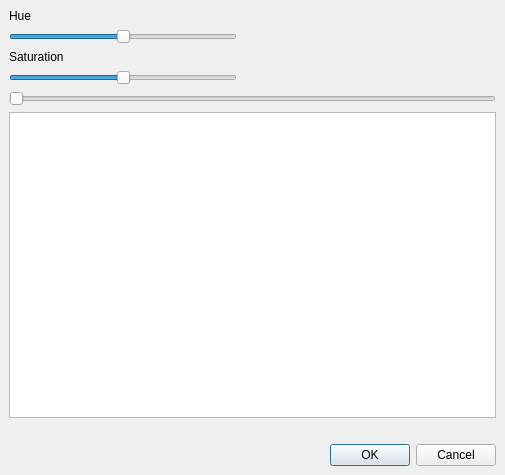
Above: utilities/sourcecode/avidemux2-master/avidemux_plugins/ADM_videoFilters6/hue/qt4/hue.ui from goanimate-archive-organization/wrapper-offIine before the change. Below: the same form after it.
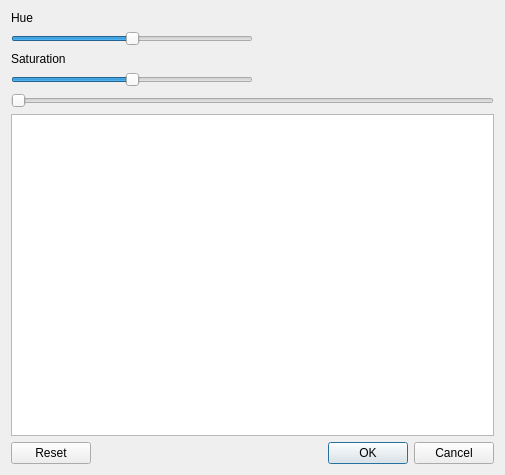
That is the form after the change. Custom widgets are drawn as their Qt base class.

```diff
--- a/utilities/sourcecode/avidemux2-master/avidemux_plugins/ADM_videoFilters6/hue/qt4/hue.ui
+++ b/utilities/sourcecode/avidemux2-master/avidemux_plugins/ADM_videoFilters6/hue/qt4/hue.ui
@@ -13,34 +13,14 @@
   <property name="windowTitle">
    <string>Hue</string>
   </property>
-  <layout class="QGridLayout">
-   <property name="leftMargin">
-    <number>9</number>
-   </property>
-   <property name="topMargin">
-    <number>9</number>
-   </property>
-   <property name="rightMargin">
-    <number>9</number>
-   </property>
-   <property name="bottomMargin">
-    <number>9</number>
-   </property>
+  <layout class="QVBoxLayout" name="mainLayout">
+   <item>
+    <layout class="QHBoxLayout" name="horizontalLayoutSliders">
+     <item>
+      <layout class="QVBoxLayout" name="controlPanel">
    <property name="spacing">
     <number>6</number>
    </property>
-   <item row="2" column="0" colspan="3">
-    <widget class="ADM_QSlider" name="horizontalSlider">
-     <property name="orientation">
-      <enum>Qt::Horizontal</enum>
-     </property>
-    </widget>
-   </item>
-   <item row="0" column="0">
-    <layout class="QVBoxLayout">
-     <property name="spacing">
-      <number>6</number>
-     </property>
      <property name="leftMargin">
       <number>0</number>
      </property>
@@ -54,14 +34,14 @@
       <number>0</number>
      </property>
      <item>
-      <widget class="QLabel" name="label_3">
+        <widget class="QLabel" name="labelHue">
        <property name="text">
         <string>Hue</string>
        </property>
       </widget>
      </item>
      <item>
-      <widget class="QSlider" name="horizontalSliderHue">
+        <widget class="ADM_SliderIndicator" name="horizontalSliderHue">
        <property name="minimum">
         <number>-90</number>
        </property>
@@ -74,14 +54,14 @@
       </widget>
      </item>
      <item>
-      <widget class="QLabel" name="label_4">
+        <widget class="QLabel" name="labelSaturation">
        <property name="text">
         <string>Saturation</string>
        </property>
       </widget>
      </item>
      <item>
-      <widget class="QSlider" name="horizontalSliderSaturation">
+        <widget class="ADM_SliderIndicator" name="horizontalSliderSaturation">
        <property name="minimum">
         <number>-100</number>
        </property>
@@ -95,8 +75,8 @@
      </item>
     </layout>
    </item>
-   <item row="0" column="1">
-    <spacer>
+     <item>
+      <spacer name="panelSpacer">
      <property name="orientation">
       <enum>Qt::Horizontal</enum>
      </property>
@@ -108,38 +88,35 @@
      </property>
     </spacer>
    </item>
-   <item row="5" column="0" colspan="3">
+    </layout>
+   </item>
+   <item>
+    <layout class="QHBoxLayout" name="toolboxLayout"/>
+   </item>
+   <item>
+    <widget class="ADM_QSlider" name="horizontalSlider">
+     <property name="orientation">
+      <enum>Qt::Horizontal</enum>
+     </property>
+    </widget>
+   </item>
+   <item>
+    <widget class="QGraphicsView" name="graphicsView">
+     <property name="focusPolicy">
+      <enum>Qt::NoFocus</enum>
+     </property>
+    </widget>
+   </item>
+   <item>
     <widget class="QDialogButtonBox" name="buttonBox">
      <property name="orientation">
       <enum>Qt::Horizontal</enum>
      </property>
      <property name="standardButtons">
-      <set>QDialogButtonBox::Cancel|QDialogButtonBox::Ok</set>
+      <set>QDialogButtonBox::Cancel|QDialogButtonBox::Ok|QDialogButtonBox::Reset</set>
      </property>
     </widget>
    </item>
-   <item row="3" column="0" colspan="3">
-    <widget class="QGraphicsView" name="graphicsView"/>
-   </item>
-   <item row="4" column="2">
-    <spacer>
-     <property name="orientation">
-      <enum>Qt::Vertical</enum>
-     </property>
-     <property name="sizeType">
-      <enum>QSizePolicy::Fixed</enum>
-     </property>
-     <property name="sizeHint" stdset="0">
-      <size>
-       <width>20</width>
-       <height>20</height>
-      </size>
-     </property>
-    </spacer>
-   </item>
-   <item row="1" column="0">
-    <layout class="QHBoxLayout" name="toolboxLayout"/>
-   </item>
   </layout>
  </widget>
  <customwidgets>
@@ -148,6 +125,11 @@
    <extends>QSlider</extends>
    <header>ADM_toolkitQt.h</header>
   </customwidget>
+  <customwidget>
+   <class>ADM_SliderIndicator</class>
+   <extends>QSlider</extends>
+   <header>ADM_toolkitQt.h</header>
+  </customwidget>
  </customwidgets>
  <resources/>
  <connections>
```
Lines whose indentation alone changed are shown as unchanged.
